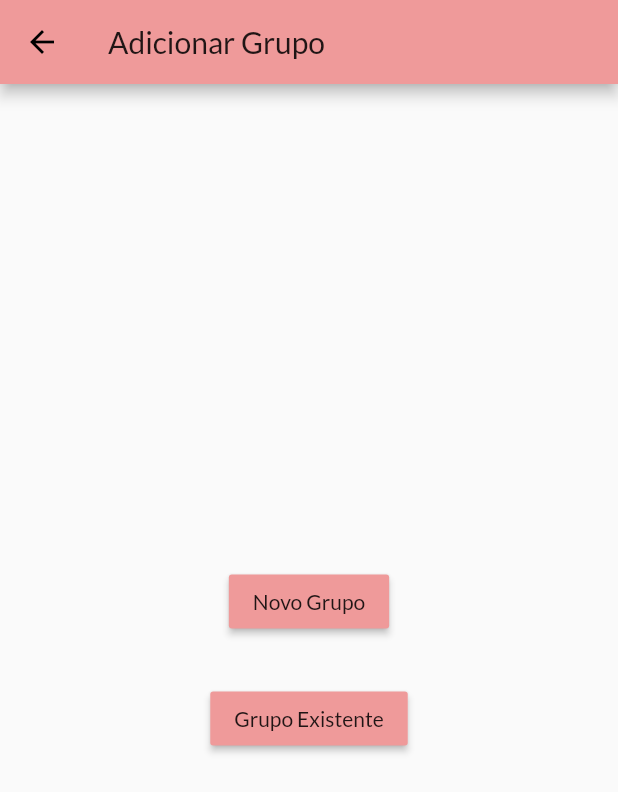
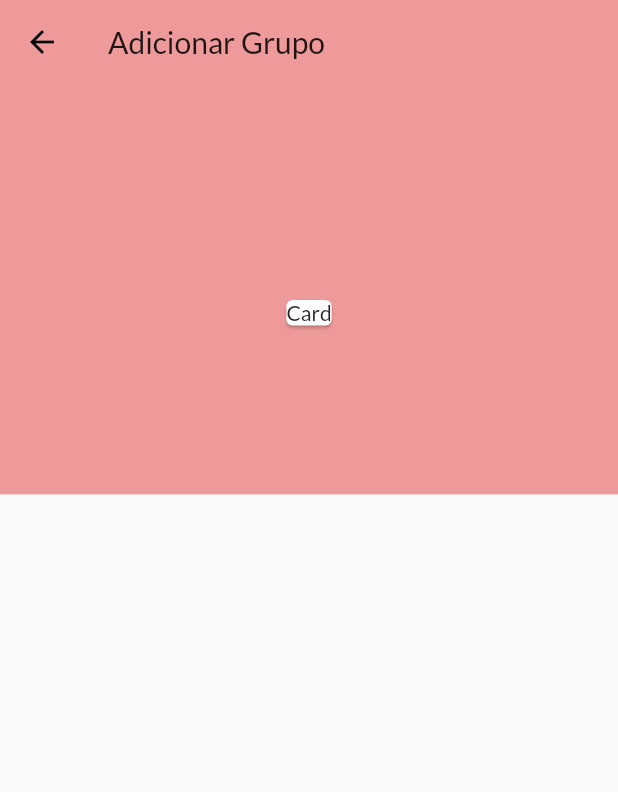
Before and after one commit to lucasbiancogs/groupExpenses, a Flutter app: the GroupFormScreen screen opened by its route, on a phone screen of 412 x 824 dp. Shown: the top 792 px of the screen. Run offline on Flutter 3.47's test engine with Material 2 defaults, Android fonts, the phone set to English and light mode, and no system bars; our stand-ins replace flutter_masked_text, pie_chart, shared_preferences; accounts and stored records are empty.

Commit message:
Adding group form screen

```diff
--- /dev/null
+++ b/lib/components/group_card.dart
@@ -0,0 +1,29 @@
+import 'package:flutter/material.dart';
+
+enum GroupFormMode {
+  NewGroup,
+  ExistingGroup,
+}
+
+class GroupCard extends StatefulWidget {
+  @override
+  _GroupCardState createState() => _GroupCardState();
+}
+
+class _GroupCardState extends State<GroupCard> {
+  GlobalKey<FormState> _form = GlobalKey();
+  bool _isLoading = false;
+  GroupFormMode _groupFormMode = GroupFormMode.NewGroup;
+
+  final Map<String, String> _formData = {
+    'name': '',
+    // 'description': '',
+  };
+
+  @override
+  Widget build(BuildContext context) {
+    return Card(
+      child: Text('Card'),
+    );
+  }
+}
--- a/lib/main.dart
+++ b/lib/main.dart
@@ -9,7 +9,7 @@ import 'screens/auth_screen.dart';
 import 'screens/group_screen.dart';
 import 'screens/user_screen.dart';
 import 'screens/transaction_list_screen.dart';
-import 'screens/group_form.dart';
+import 'screens/group_form_screen.dart';
 
 
 void main() => runApp(GroupExpenses());
--- a/lib/screens/auth_screen.dart
+++ b/lib/screens/auth_screen.dart
@@ -1,7 +1,5 @@
 import 'package:flutter/material.dart';
-import 'package:provider/provider.dart';
 
-import '../providers/auth.dart';
 import '../components/auth_card.dart';
 
 class AuthScreen extends StatelessWidget {
--- a/lib/screens/group_form.dart
+++ /dev/null
@@ -1,40 +0,0 @@
-import 'package:flutter/material.dart';
-
-class GroupFormScreen extends StatefulWidget {
-  @override
-  _GroupFormScreenState createState() => _GroupFormScreenState();
-}
-
-class _GroupFormScreenState extends State<GroupFormScreen> {
-
-
-
-  @override
-  Widget build(BuildContext context) {
-    return Scaffold(
-      appBar: AppBar(
-        title: Text('Adicionar Grupo'),
-      ),
-      body: Container(
-        width: double.infinity,
-        child: Column(
-          crossAxisAlignment: CrossAxisAlignment.center,
-          mainAxisAlignment: MainAxisAlignment.center,
-          children: [
-            RaisedButton(
-              color: Theme.of(context).primaryColor,
-              child: Text('Novo Grupo'),
-              onPressed: () {},
-            ),
-            SizedBox(height: 30),
-            RaisedButton(
-              color: Theme.of(context).primaryColor,
-              child: Text('Grupo Existente'),
-              onPressed: () {},
-            ),
-          ],
-        ),
-      ),
-    );
-  }
-}
--- /dev/null
+++ b/lib/screens/group_form_screen.dart
@@ -0,0 +1,36 @@
+import 'package:flutter/material.dart';
+
+import '../components/group_card.dart';
+
+class GroupFormScreen extends StatelessWidget {
+  final PreferredSizeWidget appBar = AppBar(
+    elevation: 0.0,
+    title: Text('Adicionar Grupo'),
+  );
+
+  @override
+  Widget build(BuildContext context) {
+    return Scaffold(
+        appBar: appBar,
+        body: Stack(
+          alignment: Alignment.topCenter,
+          children: [
+            Column(
+              children: [
+                Container(
+                  width: double.infinity,
+                  height: MediaQuery.of(context).size.height * 0.4 -
+                      appBar.preferredSize.height,
+                  color: Theme.of(context).primaryColor,
+                ),
+                // Colocar outros tipos de autenticação e opção de signup
+              ],
+            ),
+            Padding(
+              padding: const EdgeInsets.only(top: 140),
+              child: GroupCard(),
+            ),
+          ],
+        ));
+  }
+}
```
